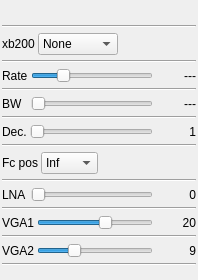
The window that plugins/samplesource/bladerf/bladerfgui.ui (f4exb/sdrangel) describes before a commit, drawn with Qt 5.
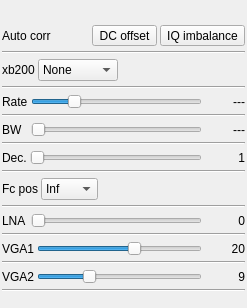
The same window after the commit. Custom widgets are drawn as their Qt base class.

Commit message: Added DC block and IQ correction buttons to BladeRF

The edit to the form file:
```diff
--- a/plugins/samplesource/bladerf/bladerfgui.ui
+++ b/plugins/samplesource/bladerf/bladerfgui.ui
@@ -6,8 +6,8 @@
    <rect>
     <x>0</x>
     <y>0</y>
-    <width>198</width>
-    <height>280</height>
+    <width>247</width>
+    <height>308</height>
    </rect>
   </property>
   <property name="sizePolicy">
@@ -96,6 +96,37 @@
      </item>
     </layout>
    </item>
+   <item>
+    <layout class="QGridLayout" name="gridLayout_corr">
+     <item row="0" column="2">
+      <widget class="ButtonSwitch" name="iqImbalance">
+       <property name="toolTip">
+        <string>Automatic IQ imbalance correction</string>
+       </property>
+       <property name="text">
+        <string>IQ imbalance</string>
+       </property>
+      </widget>
+     </item>
+     <item row="0" column="1">
+      <widget class="ButtonSwitch" name="dcOffset">
+       <property name="toolTip">
+        <string>Automatic DC offset removal</string>
+       </property>
+       <property name="text">
+        <string>DC offset</string>
+       </property>
+      </widget>
+     </item>
+     <item row="0" column="0">
+      <widget class="QLabel" name="corrLabel">
+       <property name="text">
+        <string>Auto corr</string>
+       </property>
+      </widget>
+     </item>
+    </layout>
+   </item>
    <item>
     <widget class="Line" name="line_freq">
      <property name="orientation">
@@ -606,6 +637,11 @@
    <header>gui/valuedial.h</header>
    <container>1</container>
   </customwidget>
+  <customwidget>
+   <class>ButtonSwitch</class>
+   <extends>QToolButton</extends>
+   <header>gui/buttonswitch.h</header>
+  </customwidget>
  </customwidgets>
  <resources/>
  <connections/>
```
The commit also changes 4 other files.
